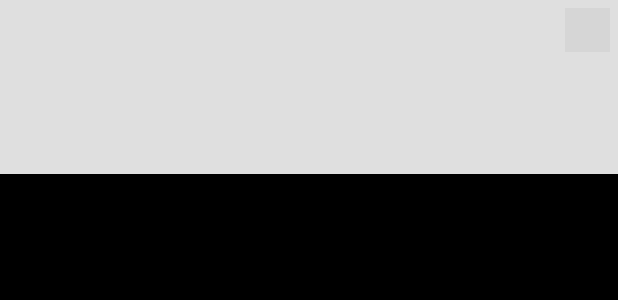
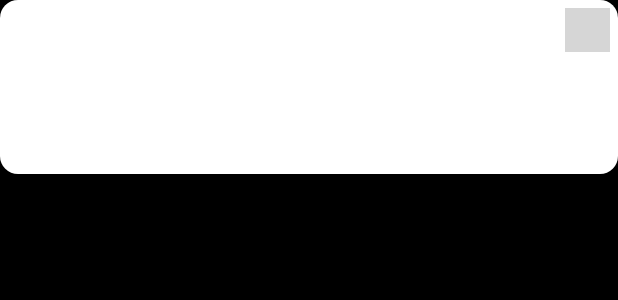
Before and after one commit to Fenrir-Codes/App_programmering, an Android app: the layout custom_item.xml on its own in the app's theme, with its tools: preview values and no code run, on a phone screen of 412 x 824 dp. Shown: the top 300 px of the screen. Run offline under Robolectric (Android 15) with nearby library versions, the phone set to English and light mode, and no system bars; grey boxes are pictures that could not be loaded.

Commit message:
rounded corners

```diff
--- /dev/null
+++ b/PersonClient/app/src/main/res/drawable/rounded_corner.xml
@@ -0,0 +1,27 @@
+<?xml version="1.0" encoding="UTF-8"?>
+<selector
+    xmlns:android="http://schemas.android.com/apk/res/android">
+    <item android:state_enabled="false">
+        <shape>
+            <corners android:radius="12dp" />
+            <solid android:color="@color/white" />
+        </shape>
+    </item>
+
+    <!-- State Pressed-->
+    <item android:state_pressed="true">
+        <shape>
+            <corners android:radius="12dp" />
+            <solid android:color="@color/white" />
+        </shape>
+    </item>
+
+    <!-- State Enabled -->
+    <item android:state_enabled="true">
+        <shape>
+            <corners android:radius="12dp" />
+            <solid android:color="@color/white" />
+        </shape>
+    </item>
+
+</selector>
--- a/PersonClient/app/src/main/res/layout/custom_item.xml
+++ b/PersonClient/app/src/main/res/layout/custom_item.xml
@@ -10,16 +10,17 @@
         android:layout_width="match_parent"
         android:layout_height="wrap_content"
         android:layout_marginBottom="10dp"
-
-        android:background="#DFDFDF"
         android:baselineAligned="false"
         android:divider="@android:drawable/divider_horizontal_dim_dark"
-        android:orientation="vertical">
+        android:orientation="vertical"
+        android:background="@drawable/rounded_corner"
+        >
 
         <LinearLayout
             android:layout_width="wrap_content"
             android:layout_height="40dp"
-            android:orientation="horizontal">
+            android:orientation="horizontal"
+            >
 
             <TextView
                 android:id="@+id/txtName"
```
